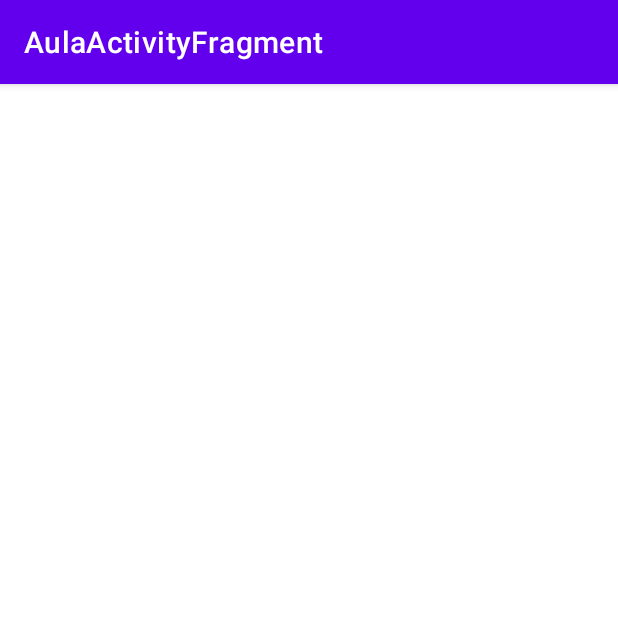
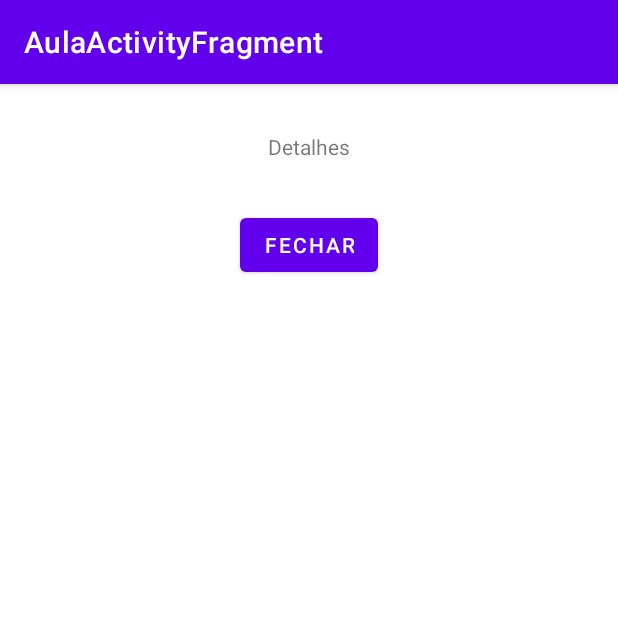
Before and after one commit to alxmart/AulaActivityFragments, an Android app: the DetalhesActivity screen opened directly, with no data from a screen before it, on a phone screen of 412 x 824 dp, the top half of it. Run offline under Robolectric (Android 15) with nearby library versions, the phone set to English and light mode, and no system bars.

Commit message:
Added button and textview on 2 activities for tests.

```diff
--- a/app/src/main/res/layout/activity_detalhes.xml
+++ b/app/src/main/res/layout/activity_detalhes.xml
@@ -6,4 +6,25 @@
     android:layout_height="match_parent"
     tools:context=".DetalhesActivity">
 
+    <TextView
+        android:id="@+id/textView"
+        android:layout_width="wrap_content"
+        android:layout_height="wrap_content"
+        android:layout_marginTop="32dp"
+        android:text="Detalhes"
+        app:layout_constraintEnd_toEndOf="parent"
+        app:layout_constraintHorizontal_bias="0.5"
+        app:layout_constraintStart_toStartOf="parent"
+        app:layout_constraintTop_toTopOf="parent" />
+
+    <Button
+        android:id="@+id/button"
+        android:layout_width="wrap_content"
+        android:layout_height="wrap_content"
+        android:layout_marginTop="32dp"
+        android:text="Fechar"
+        app:layout_constraintEnd_toEndOf="parent"
+        app:layout_constraintHorizontal_bias="0.5"
+        app:layout_constraintStart_toStartOf="parent"
+        app:layout_constraintTop_toBottomOf="@+id/textView" />
 </androidx.constraintlayout.widget.ConstraintLayout>
```
Also changed, not shown: app/src/main/res/layout/activity_main.xml (+10 -0 lines).
